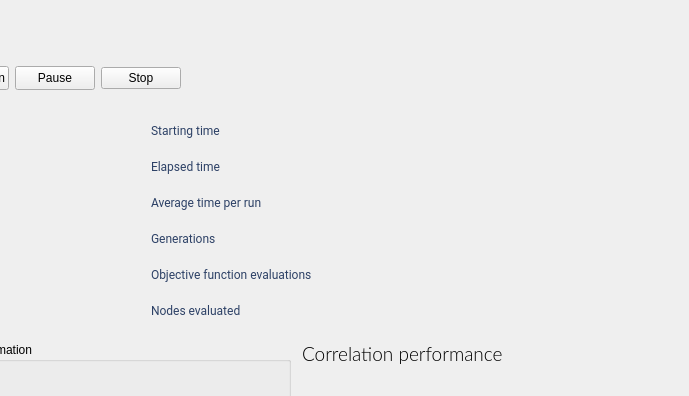
Qt form source/mainwidget.ui (emigdioz/LeafGP) before a commit; both pictures show x 331 to 1020 and y 0 to 396 of the 1020 by 618 pixel window.
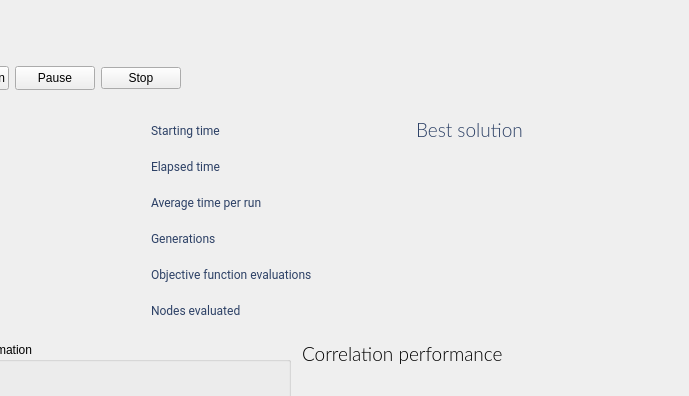
The same form after that commit. The open tabs and pages were chosen to show the change. Icons and pictures are not drawn. Custom widgets are drawn as their Qt base class.

```diff
--- a/source/mainwidget.ui
+++ b/source/mainwidget.ui
@@ -3981,19 +3981,6 @@
                                </property>
                               </widget>
                              </item>
-                             <item row="0" column="2">
-                              <spacer name="horizontalSpacer_6">
-                               <property name="orientation">
-                                <enum>Qt::Horizontal</enum>
-                               </property>
-                               <property name="sizeHint" stdset="0">
-                                <size>
-                                 <width>40</width>
-                                 <height>20</height>
-                                </size>
-                               </property>
-                              </spacer>
-                             </item>
                              <item row="5" column="1">
                               <widget class="QLabel" name="label_92">
                                <property name="text">
@@ -4034,6 +4021,55 @@
                           </layout>
                          </widget>
                         </item>
+                        <item>
+                         <widget class="QFrame" name="frame_32">
+                          <property name="minimumSize">
+                           <size>
+                            <width>200</width>
+                            <height>0</height>
+                           </size>
+                          </property>
+                          <property name="frameShape">
+                           <enum>QFrame::NoFrame</enum>
+                          </property>
+                          <property name="frameShadow">
+                           <enum>QFrame::Raised</enum>
+                          </property>
+                          <layout class="QGridLayout" name="gridLayout_72">
+                           <item row="0" column="0">
+                            <layout class="QVBoxLayout" name="verticalLayout_25">
+                             <item>
+                              <widget class="QLabel" name="label_102">
+                               <property name="maximumSize">
+                                <size>
+                                 <width>16777215</width>
+                                 <height>30</height>
+                                </size>
+                               </property>
+                               <property name="styleSheet">
+                                <string notr="true">QLabel {
+	font-family: Lato;
+	font-weight: 200;
+	font-size: 14pt;
+	padding-left: 1px;
+}</string>
+                               </property>
+                               <property name="text">
+                                <string>Best solution</string>
+                               </property>
+                               <property name="alignment">
+                                <set>Qt::AlignLeading|Qt::AlignLeft|Qt::AlignVCenter</set>
+                               </property>
+                              </widget>
+                             </item>
+                             <item>
+                              <widget class="drawTreeWidget" name="expressTreeWidget" native="true"/>
+                             </item>
+                            </layout>
+                           </item>
+                          </layout>
+                         </widget>
+                        </item>
                        </layout>
                       </item>
                      </layout>
@@ -4642,6 +4678,12 @@
    <extends>QListWidget</extends>
    <header>listwidget.h</header>
   </customwidget>
+  <customwidget>
+   <class>drawTreeWidget</class>
+   <extends>QWidget</extends>
+   <header>drawtreewidget.h</header>
+   <container>1</container>
+  </customwidget>
  </customwidgets>
  <resources>
   <include location="../media.qrc"/>
```
Left out of the diff: 44 changed lines with no effect on the pictures.
